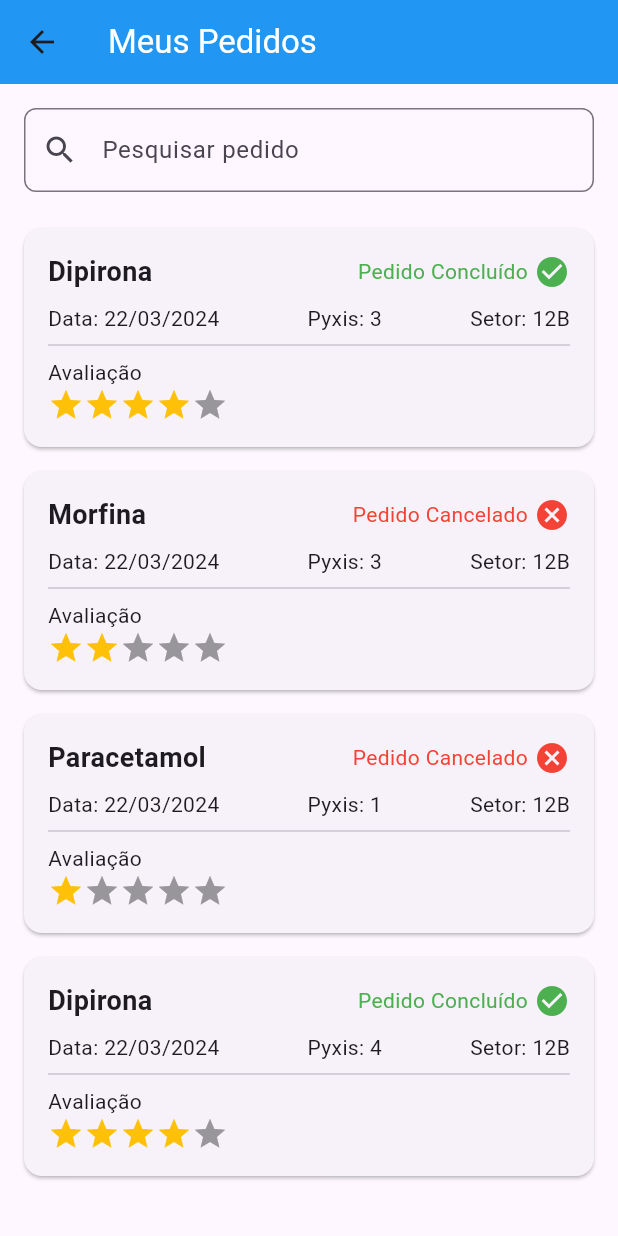
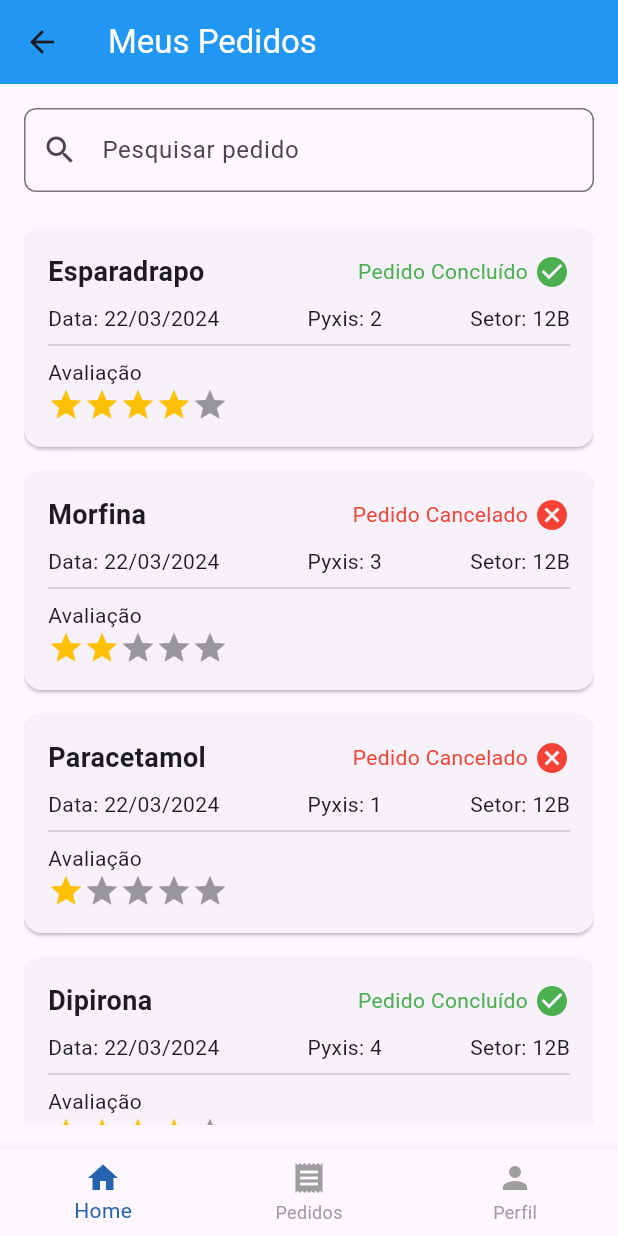
Before and after one commit to Lukovsk/2024-1B-T02-EC10-G02, a Flutter app: the RequestPage screen opened directly, after a tap on "Atualizações", on a phone screen of 412 x 824 dp. Run offline on Flutter 3.47's test engine with Material 3 defaults, Android fonts, the phone set to English and light mode, and no system bars; drawn by our look-alikes of flutter_rating_bar; our stand-ins replace animated_splash_screen; missing offline and left inert: autocomplete_textfield, gif_view; statements that could not run were skipped.

Commit message:
feat: requests nurse page

```diff
--- a/src/frontend/mobile/lib/screens/enfermeiro/my_requests_page.dart
+++ b/src/frontend/mobile/lib/screens/enfermeiro/my_requests_page.dart
@@ -1,10 +1,48 @@
 import 'package:flutter/material.dart';
 import 'package:flutter_rating_bar/flutter_rating_bar.dart';
+import 'package:PharmaControl/widgets/bottom_navigation_bar.dart';
+import 'package:PharmaControl/screens/enfermeiro/home.dart';
+import 'package:PharmaControl/screens/enfermeiro/request_page.dart';
+import 'package:PharmaControl/screens/enfermeiro/page_state.dart';
+import 'package:provider/provider.dart';
 
 
-class OrderScreen extends StatelessWidget {
+class OrderScreen extends StatefulWidget {
   @override
+  _OrderScreen createState() => _OrderScreen();
+}
+
+class _OrderScreen extends State<OrderScreen>  {
+  void _onTap(int index) {
+
+
+    context.read<PageState>().setIndex(index);
+
+    switch (index) {
+      case 0:
+        Navigator.pushReplacement(
+          context,
+          MaterialPageRoute(builder: (context) => Home()),
+        );
+        break;
+      case 1:
+        Navigator.pushReplacement(
+          context,
+          MaterialPageRoute(builder: (context) => OrderScreen()),
+        );
+        break;
+      case 2:
+        // Navigate to ProfileScreen()
+        break;
+      default:
+        break;
+    }
+  }
+  @override
+
+
   Widget build(BuildContext context) {
+  int _currentIndex = context.watch<PageState>().currentIndex;
     return Scaffold(
       appBar: AppBar(
         title: Text('Meus Pedidos', style: TextStyle(color: Colors.white)),
@@ -28,12 +66,12 @@ class OrderScreen extends StatelessWidget {
               child: ListView(
                 children: [
                   OrderCard(
-                    title: 'Dipirona',
+                    title: 'Esparadrapo',
                     status: 'Pedido Concluído',
                     statusColor: Colors.green,
                     statusIcon: Icons.check_circle,
                     date: '22/03/2024',
-                    pyxis: '3',
+                    pyxis: '2',
                     sector: '12B',
                     rating: 4,
                   ),
@@ -72,6 +110,10 @@ class OrderScreen extends StatelessWidget {
             ),
           ],
         ),
+      ),
+       bottomNavigationBar: CustomBottomNavigationBar(
+        currentIndex: _currentIndex,
+        onTap: _onTap,
       ),
     );
   }
--- a/src/frontend/mobile/lib/screens/enfermeiro/request_page.dart
+++ b/src/frontend/mobile/lib/screens/enfermeiro/request_page.dart
@@ -1,4 +1,5 @@
 import 'package:PharmaControl/screens/enfermeiro/check_page.dart';
+import 'package:PharmaControl/screens/enfermeiro/revision_page.dart';
 import 'package:flutter/material.dart';
 import 'package:provider/provider.dart';
 import 'package:PharmaControl/widgets/bottom_navigation_bar.dart';
@@ -49,7 +50,6 @@ class _RequestPageState extends State<RequestPage> {
     String selectedOption = '';
     TextEditingController customOptionController = TextEditingController();
 
-    List<String> options = ['Opção 1', 'Opção 2', 'Opção 3'];
     List<String> pyxisOptions = [
       'Pyxis 1',
       'Pyxis 2',
@@ -57,6 +57,7 @@ class _RequestPageState extends State<RequestPage> {
     ];
 
     List<String> materialOptions = [
+      'Esparadrapo',
       'Gaze',
       'Luva',
       'Máscara',
@@ -66,7 +67,6 @@ class _RequestPageState extends State<RequestPage> {
       'Touca',
       'Álcool em gel',
       'Fita adesiva',
-      'Esparadrapo',
       'Soro fisiológico',
     ];
 
@@ -88,10 +88,10 @@ class _RequestPageState extends State<RequestPage> {
         ),
         backgroundColor: Color(0xFF2563AF),
       ),
-      body: Padding(
+      body: SingleChildScrollView(
+        child: Padding(
           padding: const EdgeInsets.all(25.0),
           child: Column(
-          mainAxisAlignment: MainAxisAlignment.center,
             children: [
               const Text(
                 'Preencha as informações',
@@ -124,13 +124,12 @@ class _RequestPageState extends State<RequestPage> {
                   ),
                 ),
               ),
-            Spacer(),
               Center(
                 child: ElevatedButton(
                   onPressed: () {
                     Navigator.pushReplacement(
                       context,
-                    MaterialPageRoute(builder: (context) => CheckPage()),
+                      MaterialPageRoute(builder: (context) => NovaSolicitacao()),
                     );
 
                   },
@@ -153,6 +152,7 @@ class _RequestPageState extends State<RequestPage> {
             ],
           ),
         ),
+      ),
       bottomNavigationBar: CustomBottomNavigationBar(
         currentIndex: _currentIndex,
         onTap: _onTap,
--- a/src/frontend/mobile/lib/widgets/enfermeiro/my_requests_card.dart
+++ b/src/frontend/mobile/lib/widgets/enfermeiro/my_requests_card.dart
@@ -18,7 +18,7 @@ class MyRequestsCard extends StatelessWidget {
         ),
         color: tdGradient.colors[1],
         child: Padding(
-          padding: const EdgeInsets.all(16.0),
+          padding: const EdgeInsets.all(11.0),
           child: Row(
             children: [
               Column(
@@ -52,8 +52,13 @@ class MyRequestsCard extends StatelessWidget {
                 ],
               ),
               const Spacer(),
-              const Image(
-                image: AssetImage('lib/assets/images/medicine.png'),
+              const SizedBox(
+                height: 50.0,
+                width: 50.0,
+                child: Image(
+                  image: AssetImage('lib/assets/images/medicine.png'),
+                  fit: BoxFit.contain,
+                ),
               ),
             ],
           ),
```
Also changed, not shown: src/frontend/mobile/lib/screens/enfermeiro/revision_page.dart (added, +90 -0 lines). Lines whose indentation alone changed are shown as unchanged.
